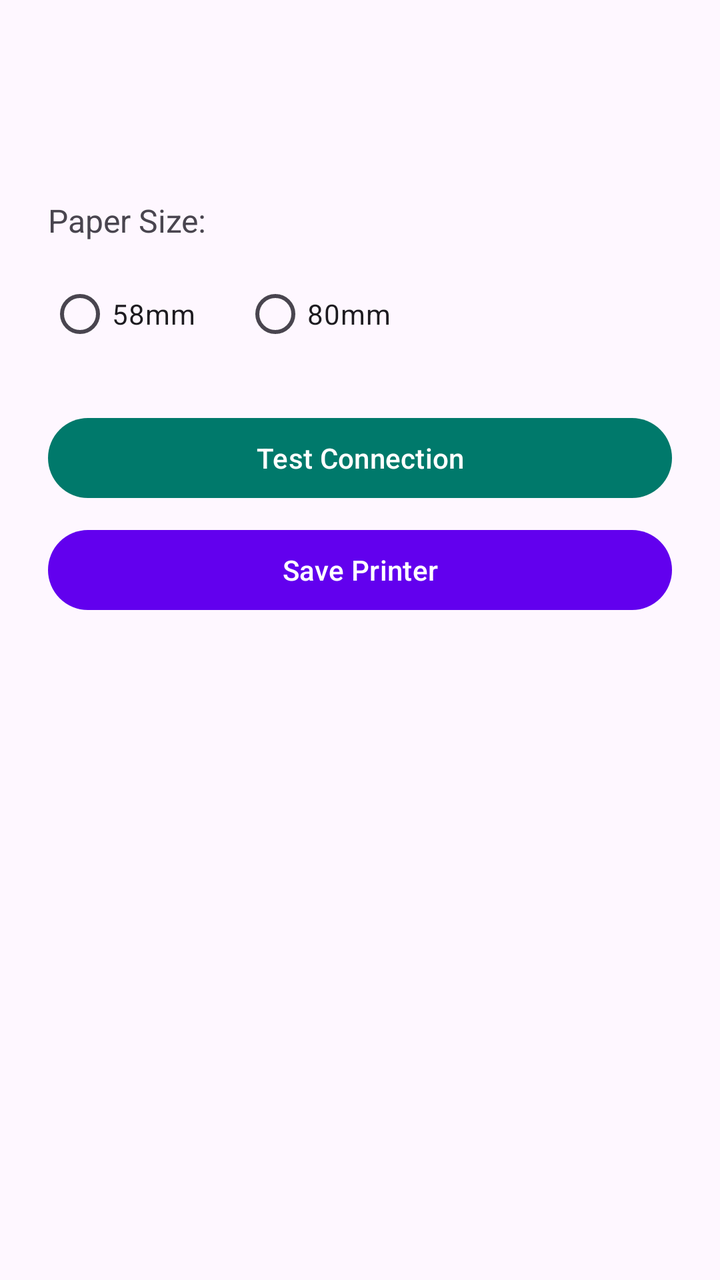
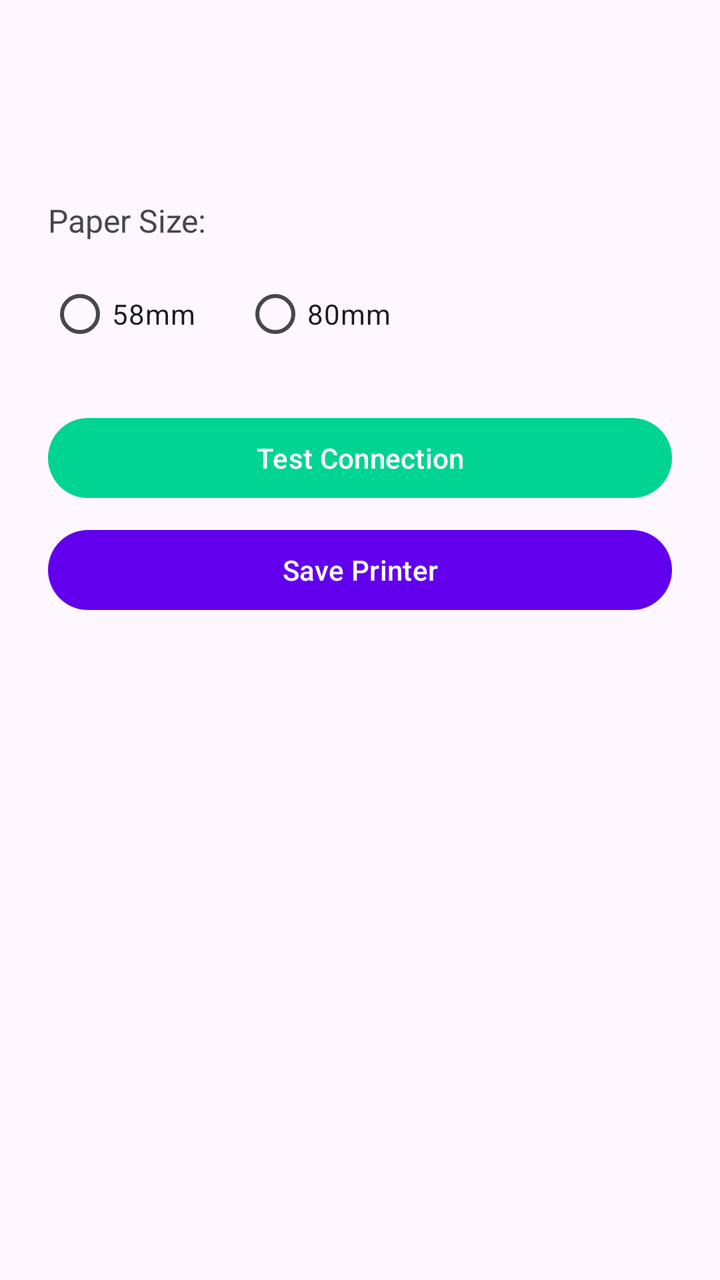

Compare the two renders of this Android layout. The source of the first and the diff that turns it into the second are given below.
<!-- AndroidManifest.xml: application theme Theme.MyApplication -->
<!-- res/layout/dialog_printer_detail.xml -->
<?xml version="1.0" encoding="utf-8"?>
<LinearLayout xmlns:android="http://schemas.android.com/apk/res/android"
    xmlns:app="http://schemas.android.com/apk/res-auto"
    android:layout_width="match_parent"
    android:layout_height="wrap_content"
    android:orientation="vertical"
    android:padding="24dp">

    <TextView
        android:id="@+id/tvDeviceName"
        android:layout_width="wrap_content"
        android:layout_height="wrap_content"
        android:textStyle="bold"
        android:textSize="18sp"
        android:layout_marginBottom="8dp" />

    <TextView
        android:id="@+id/tvDeviceAddress"
        android:layout_width="wrap_content"
        android:layout_height="wrap_content"
        android:textSize="14sp"
        android:textColor="@android:color/darker_gray"
        android:layout_marginBottom="24dp" />

    <TextView
        android:layout_width="wrap_content"
        android:layout_height="wrap_content"
        android:text="Paper Size:"
        android:textSize="16sp"
        android:layout_marginBottom="12dp" />

    <RadioGroup
        android:layout_width="wrap_content"
        android:layout_height="wrap_content"
        android:orientation="horizontal"
        android:layout_marginBottom="24dp">

        <com.google.android.material.radiobutton.MaterialRadioButton
            android:id="@+id/rb58mm"
            android:layout_width="wrap_content"
            android:layout_height="wrap_content"
            android:layout_marginEnd="24dp"
            android:text="58mm" />

        <com.google.android.material.radiobutton.MaterialRadioButton
            android:id="@+id/rb80mm"
            android:layout_width="wrap_content"
            android:layout_height="wrap_content"
            android:text="80mm" />

    </RadioGroup>

    <ProgressBar
        android:id="@+id/progressBar"
        style="?android:attr/progressBarStyle"
        android:layout_width="wrap_content"
        android:layout_height="wrap_content"
        android:layout_gravity="center"
        android:layout_marginBottom="16dp"
        android:visibility="gone" />

    <com.google.android.material.button.MaterialButton
        android:id="@+id/btnTest"
        android:layout_width="match_parent"
        android:layout_height="wrap_content"
        android:text="Test Connection"
        app:backgroundTint="@color/teal_700"
        android:layout_marginBottom="8dp" />

    <com.google.android.material.button.MaterialButton
        android:id="@+id/btnSave"
        android:layout_width="match_parent"
        android:layout_height="wrap_content"
        android:text="Save Printer"
        app:backgroundTint="@color/purple_500" />

</LinearLayout>
<!-- resources referenced by this layout -->
<resources>
  <color name="purple_500">#6200EE</color>
  <color name="teal_700">#00796B</color>
  <style name="Theme.MyApplication" parent="Theme.Material3.DayNight.NoActionBar">
  
          
          <item name="colorPrimary">@color/md_primary</item>
          <item name="colorOnPrimary">@color/md_on_primary</item>
  
          
          <item name="colorSurface">@color/md_surface</item>
          <item name="colorOnSurface">@color/md_on_surface</item>
  
          
          <item name="android:statusBarColor">@color/md_surface</item>
          <item name="android:windowLightStatusBar">false</item>
  
      </style>
  <color name="md_primary">#6750A4</color>
  <color name="md_on_primary">#FFFFFF</color>
  <color name="md_surface">#6750A4</color>
  <color name="md_on_surface">#FFFFFF</color>
</resources>

<!-- the commit's change to res/layout/dialog_printer_detail.xml (unified diff, before → after) -->
@@ -64,7 +64,7 @@
         android:layout_width="match_parent"
         android:layout_height="wrap_content"
         android:text="Test Connection"
-        app:backgroundTint="@color/teal_700"
+        app:backgroundTint="@color/md_primary"
         android:layout_marginBottom="8dp" />
 
     <com.google.android.material.button.MaterialButton
<!-- resource entries referenced after the edit -->
@@ -1,7 +1,6 @@
 <!-- resources referenced by this layout -->
 <resources>
   <color name="purple_500">#6200EE</color>
-  <color name="teal_700">#00796B</color>
   <style name="Theme.MyApplication" parent="Theme.Material3.DayNight.NoActionBar">
   
           
@@ -13,11 +12,11 @@
           <item name="colorOnSurface">@color/md_on_surface</item>
   
           
-          <item name="android:statusBarColor">@color/md_surface</item>
+          <item name="android:statusBarColor">@color/md_primary</item>
           <item name="android:windowLightStatusBar">false</item>
   
       </style>
-  <color name="md_primary">#6750A4</color>
+  <color name="md_primary">#00d492</color>
   <color name="md_on_primary">#FFFFFF</color>
   <color name="md_surface">#6750A4</color>
   <color name="md_on_surface">#FFFFFF</color>
